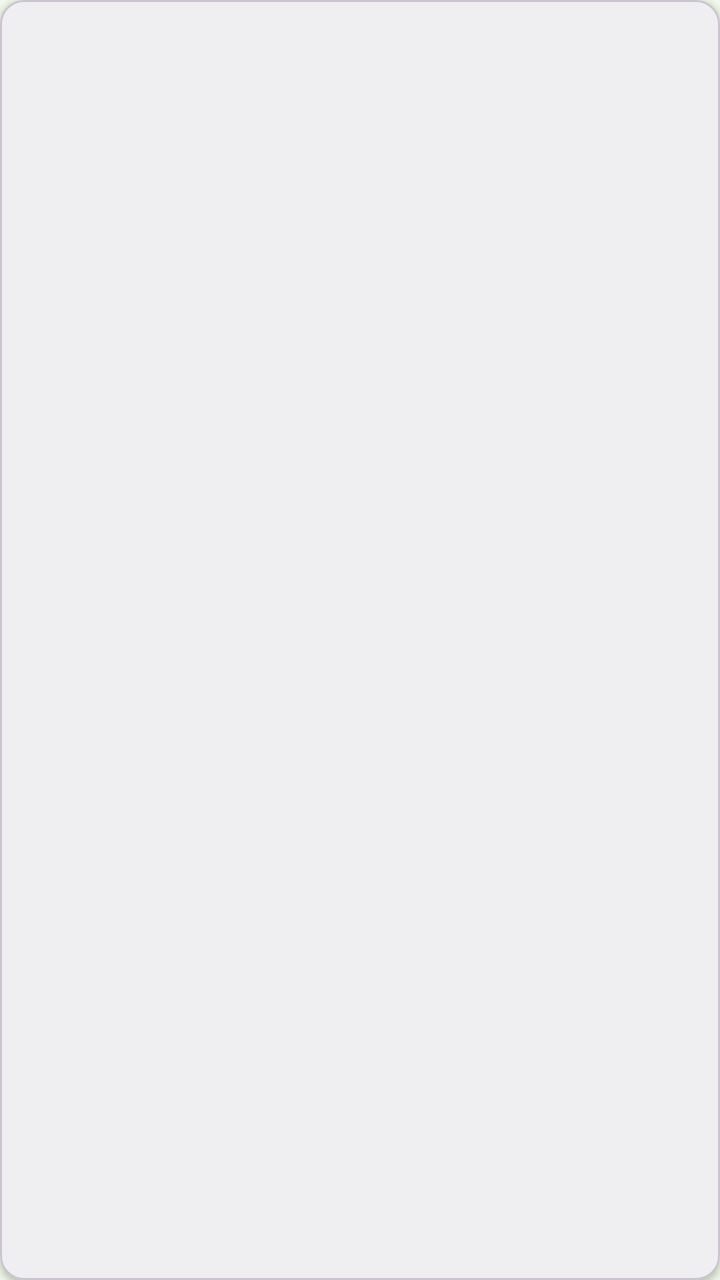
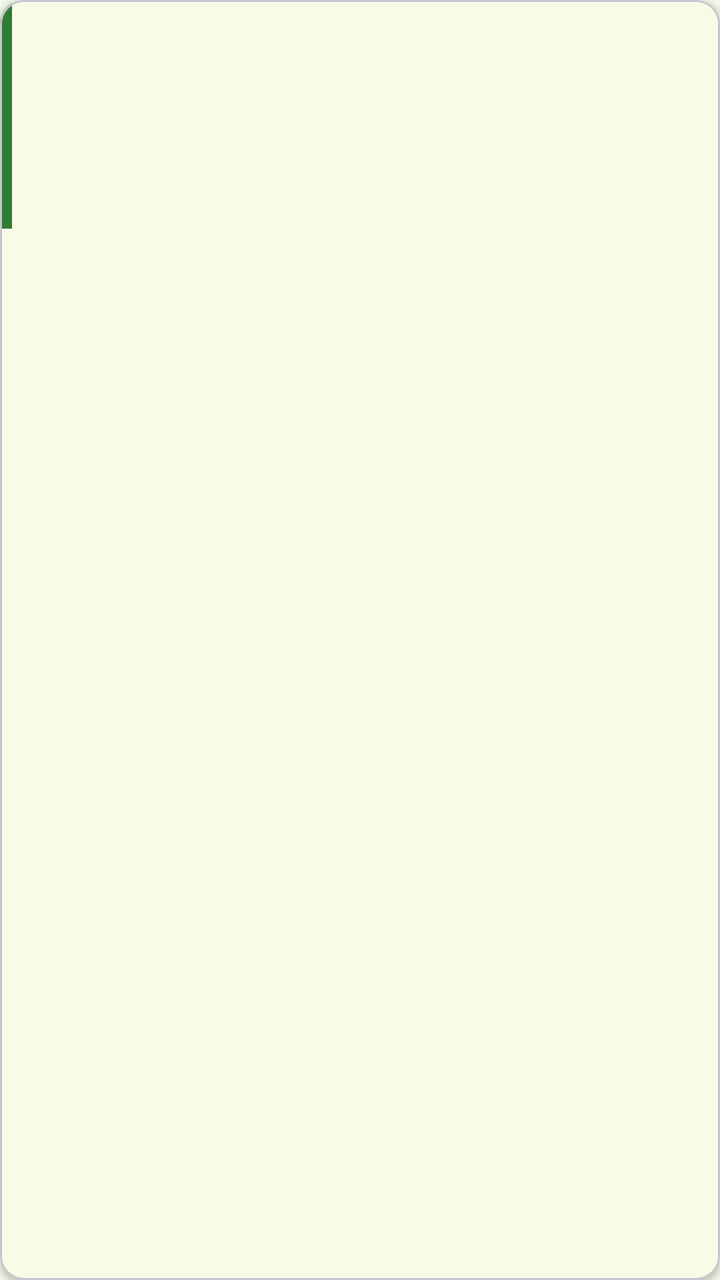

Two renders of the same Android screen: before a commit and after it. Below are the layout's source before the change and the commit's diff.
<!-- AndroidManifest.xml: application theme Theme.PlagueID -->
<!-- res/layout/item_detection.xml -->
<?xml version="1.0" encoding="utf-8"?>
<com.google.android.material.card.MaterialCardView xmlns:android="http://schemas.android.com/apk/res/android"
    android:layout_width="match_parent"
    android:layout_height="wrap_content"
    xmlns:app="http://schemas.android.com/apk/res-auto"
    android:layout_margin="8dp"
    app:cardCornerRadius="12dp"
    app:cardElevation="2dp">

    <LinearLayout
        android:layout_width="match_parent"
        android:layout_height="wrap_content"
        android:orientation="vertical"
        android:padding="16dp">

        <TextView
            android:id="@+id/speciesText"
            android:layout_width="match_parent"
            android:layout_height="wrap_content"
            android:textSize="18sp"
            android:textStyle="bold" />

        <TextView
            android:id="@+id/confidenceText"
            android:layout_width="match_parent"
            android:layout_height="wrap_content"
            android:layout_marginTop="4dp"
            android:textSize="14sp" />

        <TextView
            android:id="@+id/locationText"
            android:layout_width="match_parent"
            android:layout_height="wrap_content"
            android:layout_marginTop="4dp"
            android:textSize="12sp" />

        <TextView
            android:id="@+id/dateText"
            android:layout_width="match_parent"
            android:layout_height="wrap_content"
            android:layout_marginTop="4dp"
            android:textSize="12sp"
            android:textColor="?android:attr/textColorSecondary" />
    </LinearLayout>
</com.google.android.material.card.MaterialCardView>
<!-- resources referenced by this layout -->
<resources>
  <style name="Theme.PlagueID" parent="Theme.Material3.DayNight.NoActionBar">
          <item name="colorPrimary">@color/leaf_green</item>
          <item name="colorPrimaryVariant">@color/leaf_dark</item>
          <item name="colorOnPrimary">@color/white</item>
          <item name="colorSecondary">@color/leaf_light</item>
          <item name="android:windowBackground">@color/leaf_pale</item>
          <item name="android:statusBarColor">@color/leaf_dark</item>
          <item name="android:navigationBarColor">@color/leaf_pale</item>
      </style>
  <color name="leaf_green">#FF2E7D32</color>
  <color name="leaf_dark">#FF1B5E20</color>
  <color name="white">#FFFFFFFF</color>
  <color name="leaf_light">#FF8BC34A</color>
  <color name="leaf_pale">#FFF1F8E9</color>
</resources>

<!-- the commit's change to res/layout/item_detection.xml (unified diff, before → after) -->
@@ -1,45 +1,80 @@
 <?xml version="1.0" encoding="utf-8"?>
 <com.google.android.material.card.MaterialCardView xmlns:android="http://schemas.android.com/apk/res/android"
+    xmlns:app="http://schemas.android.com/apk/res-auto"
     android:layout_width="match_parent"
     android:layout_height="wrap_content"
-    xmlns:app="http://schemas.android.com/apk/res-auto"
     android:layout_margin="8dp"
     app:cardCornerRadius="12dp"
-    app:cardElevation="2dp">
+    app:cardElevation="2dp"
+    app:cardBackgroundColor="@color/dex_screen">
 
     <LinearLayout
         android:layout_width="match_parent"
         android:layout_height="wrap_content"
-        android:orientation="vertical"
-        android:padding="16dp">
+        android:orientation="horizontal">
 
-        <TextView
-            android:id="@+id/speciesText"
+        
+        <View
+            android:id="@+id/statusStrip"
+            android:layout_width="6dp"
+            android:layout_height="match_parent"
+            android:background="@color/leaf_green" />
+
+        <LinearLayout
             android:layout_width="match_parent"
             android:layout_height="wrap_content"
-            android:textSize="18sp"
-            android:textStyle="bold" />
+            android:orientation="vertical"
+            android:padding="14dp">
 
-        <TextView
-            android:id="@+id/confidenceText"
-            android:layout_width="match_parent"
-            android:layout_height="wrap_content"
-            android:layout_marginTop="4dp"
-            android:textSize="14sp" />
+            <LinearLayout
+                android:layout_width="match_parent"
+                android:layout_height="wrap_content"
+                android:orientation="horizontal"
+                android:gravity="center_vertical">
 
-        <TextView
-            android:id="@+id/locationText"
-            android:layout_width="match_parent"
-            android:layout_height="wrap_content"
-            android:layout_marginTop="4dp"
-            android:textSize="12sp" />
+                <TextView
+                    android:id="@+id/speciesText"
+                    android:layout_width="0dp"
+                    android:layout_height="wrap_content"
+                    android:layout_weight="1"
+                    android:textColor="@color/leaf_dark"
+                    android:textSize="17sp"
+                    android:textStyle="bold|italic" />
 
-        <TextView
-            android:id="@+id/dateText"
-            android:layout_width="match_parent"
-            android:layout_height="wrap_content"
-            android:layout_marginTop="4dp"
-            android:textSize="12sp"
-            android:textColor="?android:attr/textColorSecondary" />
+                <TextView
+                    android:id="@+id/fichaHint"
+                    android:layout_width="wrap_content"
+                    android:layout_height="wrap_content"
+                    android:text="@string/ficha_button"
+                    android:textColor="@color/accent_blue"
+                    android:textSize="12sp"
+                    android:textStyle="bold"
+                    android:visibility="gone" />
+            </LinearLayout>
+
+            <TextView
+                android:id="@+id/confidenceText"
+                android:layout_width="match_parent"
+                android:layout_height="wrap_content"
+                android:layout_marginTop="4dp"
+                android:textColor="@color/on_surface"
+                android:textSize="14sp" />
+
+            <TextView
+                android:id="@+id/locationText"
+                android:layout_width="match_parent"
+                android:layout_height="wrap_content"
+                android:layout_marginTop="4dp"
+                android:textColor="@color/text_muted"
+                android:textSize="12sp" />
+
+            <TextView
+                android:id="@+id/dateText"
+                android:layout_width="match_parent"
+                android:layout_height="wrap_content"
+                android:layout_marginTop="4dp"
+                android:textColor="@color/text_muted"
+                android:textSize="12sp" />
+        </LinearLayout>
     </LinearLayout>
 </com.google.android.material.card.MaterialCardView>
<!-- resource entries referenced after the edit -->
@@ -1,6 +1,8 @@
 <!-- resources referenced by this layout -->
 <resources>
-  <style name="Theme.PlagueID" parent="Theme.Material3.DayNight.NoActionBar">
+  <color name="accent_blue">#FF0277BD</color>
+  <color name="dex_screen">#FFF9FBE7</color>
+  <style name="Theme.PlagueID" parent="Theme.Material3.Light.NoActionBar">
           <item name="colorPrimary">@color/leaf_green</item>
           <item name="colorPrimaryVariant">@color/leaf_dark</item>
           <item name="colorOnPrimary">@color/white</item>
@@ -8,8 +10,13 @@
           <item name="android:windowBackground">@color/leaf_pale</item>
           <item name="android:statusBarColor">@color/leaf_dark</item>
           <item name="android:navigationBarColor">@color/leaf_pale</item>
+          <item name="android:textColor">@color/on_surface</item>
+          <item name="android:textColorHint">@color/text_muted</item>
       </style>
   <color name="leaf_green">#FF2E7D32</color>
+  <color name="on_surface">#FF1B1B1B</color>
+  <color name="text_muted">#FF5F6B62</color>
+  <string name="ficha_button">Ver ficha técnica</string>
   <color name="leaf_dark">#FF1B5E20</color>
   <color name="white">#FFFFFFFF</color>
   <color name="leaf_light">#FF8BC34A</color>
